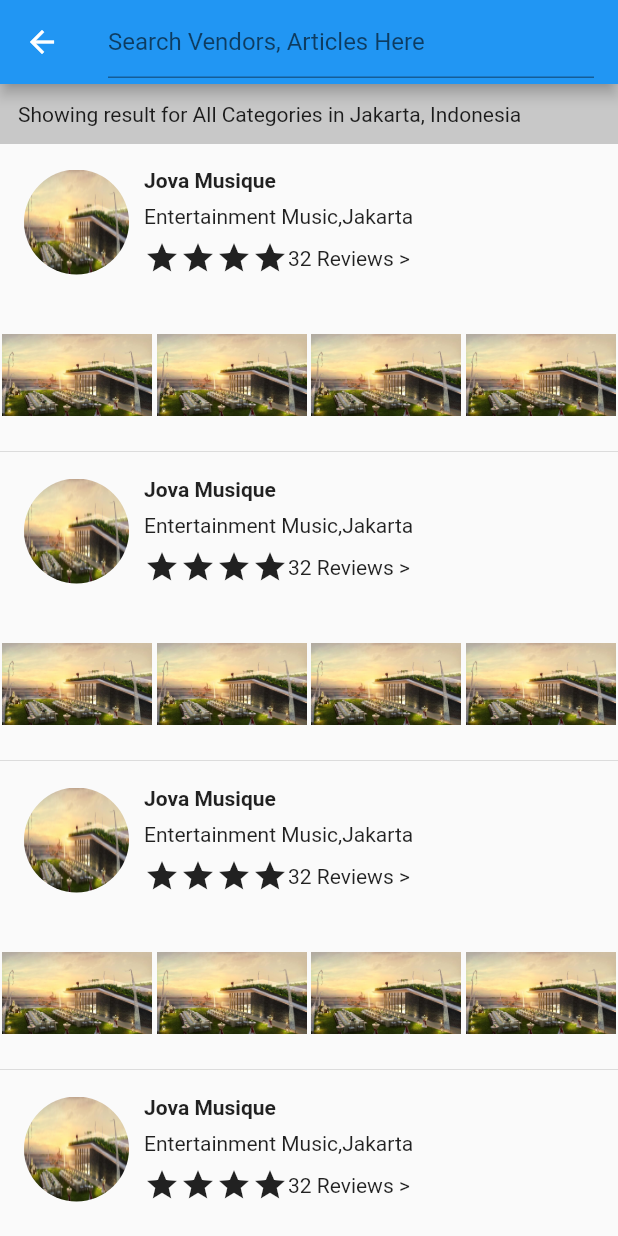
After one commit to agusdarma/bride_story, a Flutter app: the ResultSearchPage screen opened directly, on a phone screen of 412 x 824 dp. The commit adds this screen. Run offline on Flutter 3.47's test engine with Material 2 defaults, Android fonts, the phone set to English and light mode, and no system bars; our stand-ins replace carousel_pro, fluro, shared_preferences; accounts and stored records are empty; statements that could not run were skipped.

Commit message:
design result search

```diff
--- a/lib/main.dart
+++ b/lib/main.dart
@@ -5,6 +5,7 @@ import 'pages/search_category_page.dart';
 import 'package:fluro/fluro.dart';
 import 'pages/search_country_page.dart';
 import 'pages/search_city_page.dart';
+import 'pages/result_search_page.dart';
 
 // void main() => runApp(new MyApp());
 void main() {
@@ -35,6 +36,12 @@ void main() {
     return new SearchCityPage();
   }));
 
+  // Define our result search page.
+  router.define('/searchResult', handler: new Handler(
+      handlerFunc: (BuildContext context, Map<String, dynamic> params) {
+    return new ResultSearchPage();
+  }));
+
   runApp(new MyApp(router: router));
 }
 
--- a/lib/pages/home_page.dart
+++ b/lib/pages/home_page.dart
@@ -18,7 +18,13 @@ class HomePageLayout extends StatelessWidget {
               Tab(text: "Category"),
             ],
           ),
-          title: new Text("Bride Story"),
+          // title: new Text("Bride Story"),
+          leading: const Icon(Icons.search),
+          title: new TextField(
+            decoration: new InputDecoration(
+              hintText: "Search Vendors, Articles Here...."
+            ),
+          ),
         ),
         body: TabBarView(
           children: [
@@ -291,6 +297,10 @@ class _HomePageState extends State<HomePage>
           )),
     );
 
+    _navigateSearchButton(BuildContext context){
+    Navigator.pushNamed(context, "/searchResult");
+  }
+
     final searchButton = Padding(
       padding: EdgeInsets.symmetric(vertical: 16.0),
       child: Material(
@@ -301,7 +311,7 @@ class _HomePageState extends State<HomePage>
           minWidth: screenWidth-32,
           height: 35.0,
           onPressed: () {
-            Navigator.of(context).pushNamed(HomePage.tag);
+            _navigateSearchButton(context);
           },
           color: Colors.lightBlueAccent,
           child: Text('Search Vendors',
--- /dev/null
+++ b/lib/pages/result_search_page.dart
@@ -0,0 +1,134 @@
+import 'package:flutter/material.dart';
+import 'package:shared_preferences/shared_preferences.dart';
+import '../data/filter_param.dart';
+import '../models/country_model.dart';
+import '../utils/constant.dart';
+import 'dart:convert';
+
+class ResultSearchPage extends StatefulWidget {
+  @override
+  _ResultSearchPageState createState() => _ResultSearchPageState();
+}
+
+class _ResultSearchPageState extends State<ResultSearchPage> {
+  @override
+  Widget build(BuildContext context) {
+    Widget subtitle = new Container(
+      padding: new EdgeInsets.all(12.0),
+      color: new Color(0X33000000),
+      child:
+          new Text('Showing result for All Categories in Jakarta, Indonesia'),
+    );
+
+    Widget listImagesContent = new Row(
+      mainAxisAlignment: MainAxisAlignment.spaceAround,
+      children: <Widget>[
+        new Container(
+            // padding: EdgeInsets.only(right: 5.0),
+            child: new Image(
+          width: 100.0,
+          height: 100.0,
+          image: new AssetImage('assets/images/1.jpg'),
+        )),
+        new Container(
+            // padding: EdgeInsets.all(8.0),
+            child: new Image(
+          width: 100.0,
+          height: 100.0,
+          image: new AssetImage('assets/images/1.jpg'),
+        )),
+        new Container(
+            // padding: EdgeInsets.all(8.0),
+            child: new Image(
+          width: 100.0,
+          height: 100.0,
+          image: new AssetImage('assets/images/1.jpg'),
+        )),
+        new Container(
+            // padding: EdgeInsets.all(8.0),
+            child: new Image(
+          width: 100.0,
+          height: 100.0,
+          image: new AssetImage('assets/images/1.jpg'),
+        )),
+      ],
+    );
+
+    Widget content = new Container(
+        padding: EdgeInsets.all(16.0),
+        child: new Row(
+          children: <Widget>[
+            new Container(
+                margin: EdgeInsets.only(right: 10.0),
+                width: 70.0,
+                height: 70.0,
+                decoration: new BoxDecoration(
+                    shape: BoxShape.circle,
+                    image: new DecorationImage(
+                      fit: BoxFit.fill,
+                      image: new AssetImage('assets/images/1.jpg'),
+                    ))),
+            new Expanded(
+              child: new Column(
+                crossAxisAlignment: CrossAxisAlignment.start,
+                children: <Widget>[
+                  new Container(
+                    padding: const EdgeInsets.only(bottom: 8.0),
+                    child: new Text("Jova Musique",
+                        style: TextStyle(
+                          fontSize: 14.0,
+                          fontWeight: FontWeight.bold,
+                        )),
+                  ),
+                  new Container(
+                    padding: const EdgeInsets.only(bottom: 8.0),
+                    child: new Text("Entertainment Music,Jakarta",
+                        style: TextStyle(
+                          fontSize: 14.0,
+                        )),
+                  ),
+                  new Row(
+                    children: <Widget>[
+                      new Icon(Icons.star),
+                      new Icon(Icons.star),
+                      new Icon(Icons.star),
+                      new Icon(Icons.star),
+                      new Text("32 Reviews >",
+                          style: TextStyle(
+                            fontSize: 14.0,
+                          ))
+                    ],
+                  ),
+                ],
+              ),
+            )
+          ],
+        ));
+
+    Widget rowData = new Column(
+      crossAxisAlignment: CrossAxisAlignment.stretch,
+      mainAxisSize: MainAxisSize.min,
+      children: <Widget>[content, listImagesContent, new Divider(height: 2.0)],
+    );
+
+    return SafeArea(
+        child: new Scaffold(
+            appBar: new AppBar(
+              title: new TextField(
+                decoration: new InputDecoration(
+                    hintText: "Search Vendors, Articles Here"),
+              ),
+            ),
+            body: new ListView(
+              children: <Widget>[
+                subtitle,
+                rowData,
+                rowData,
+                rowData,
+                rowData,
+                rowData,
+                rowData,
+              ],
+            )));
+  }
+}
```
